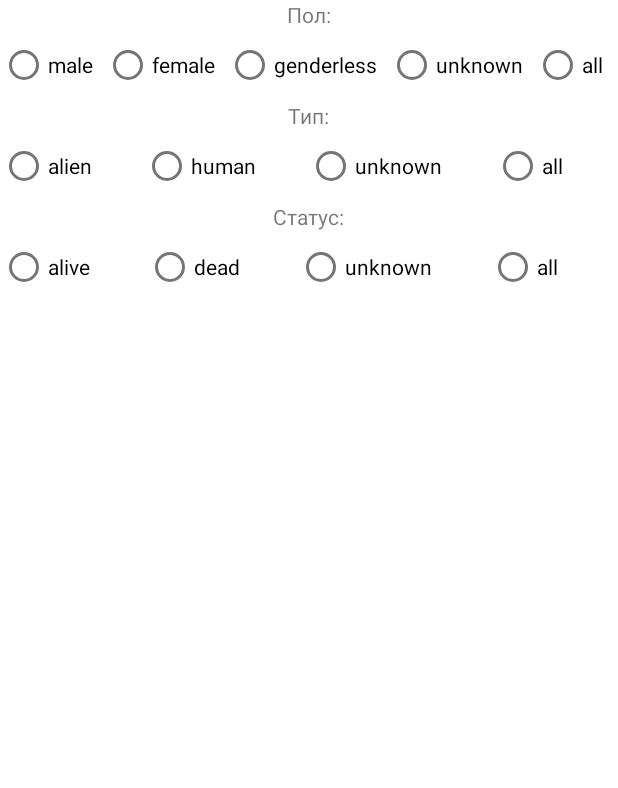
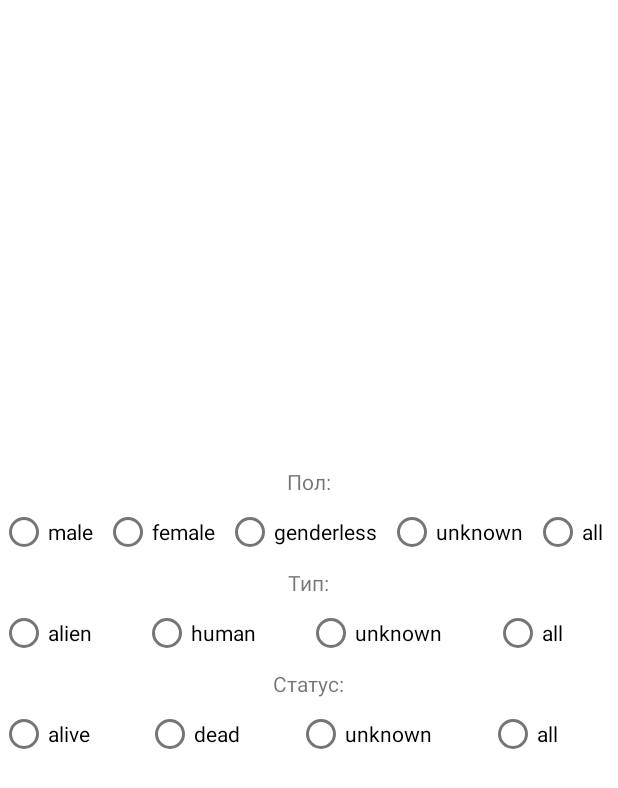
Before and after one commit to Mongke22/AstonFinalProject, an Android app: the layout filter_characters.xml on its own in the app's theme, with its tools: preview values and no code run, on a phone screen of 412 x 824 dp. Shown: the top 788 px of the screen. Run offline under Robolectric (Android 15) with nearby library versions, the phone set to English and light mode, and no system bars; network calls fail.

Commit message:
Рабочий фильтр для персонажей

```diff
--- a/app/src/main/java/com/example/astonfinalproject/presentation/recyclerView/holders/CharacterViewHolder.kt
+++ b/app/src/main/java/com/example/astonfinalproject/presentation/recyclerView/holders/CharacterViewHolder.kt
@@ -58,6 +58,7 @@ class CharacterViewHolder(
         return when (theGender) {
             "male" -> R.drawable.ic_male
             "female" -> R.drawable.ic_female
+            "genderless" -> R.drawable.ic_genderless
             else -> R.drawable.ic_unknown
         }
     }
--- a/app/src/main/res/layout/filter_characters.xml
+++ b/app/src/main/res/layout/filter_characters.xml
@@ -5,8 +5,8 @@
     android:layout_height="match_parent">
 
     <LinearLayout
-        android:layout_width="0dp"
-        android:layout_height="0dp"
+        android:layout_width="match_parent"
+        android:layout_height="wrap_content"
         android:orientation="vertical"
         app:layout_constraintBottom_toBottomOf="parent"
         app:layout_constraintEnd_toEndOf="parent"
```
Also changed, not shown: app/src/main/java/com/example/astonfinalproject/presentation/filter/FilterDialog.kt (+4 -3 lines), app/src/main/java/com/example/astonfinalproject/presentation/fragments/CharacterFragment.kt (+8 -15 lines), app/src/main/res/drawable-v24/ic_genderless.xml (added, +12 -0 lines).
